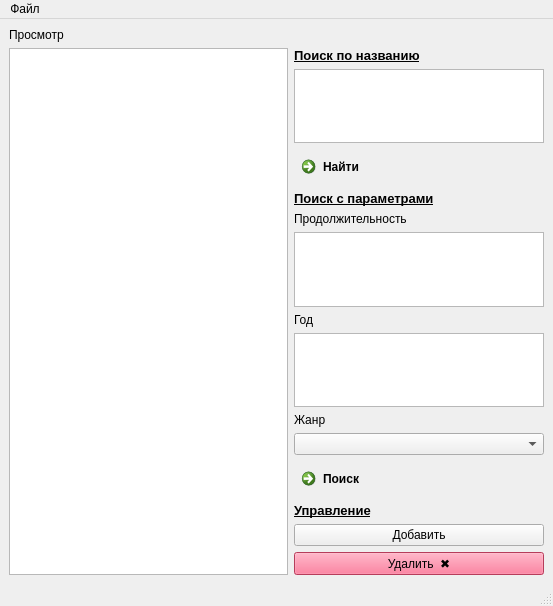
Before: the Qt Designer form 8_practics/DEFG/main.ui in tikhonow/python, drawn with Qt 5.
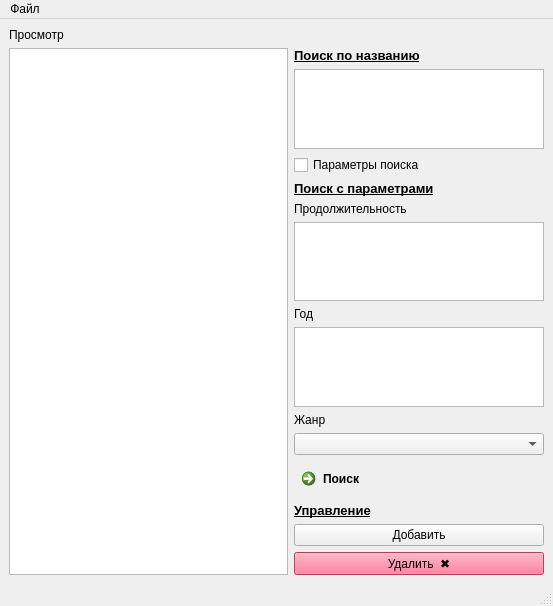
After: the same form once the commit is applied.

Commit message: change add checkBox for choice type of search changed save

Patch:
```diff
--- a/8_practics/DEFG/main.ui
+++ b/8_practics/DEFG/main.ui
@@ -50,18 +50,9 @@
        </widget>
       </item>
       <item>
-       <widget class="QCommandLinkButton" name="find1">
-        <property name="maximumSize">
-         <size>
-          <width>150</width>
-          <height>16777215</height>
-         </size>
-        </property>
-        <property name="styleSheet">
-         <string notr="true"/>
-        </property>
+       <widget class="QCheckBox" name="checkBox">
         <property name="text">
-         <string>Найти</string>
+         <string>Параметры поиска</string>
         </property>
        </widget>
       </item>
```
The commit also changes 1 other file.
